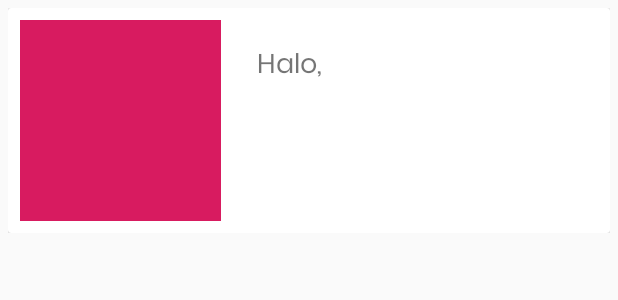
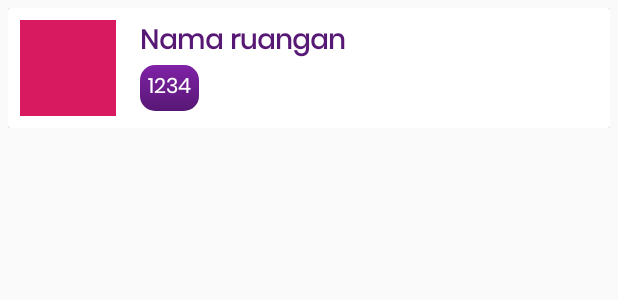
Before and after one commit to zzulfiqor/PAM_BookingApp, an Android app: the layout item_ruangan.xml on its own in the app's theme, with its tools: preview values and no code run, on a phone screen of 412 x 824 dp. Shown: the top 300 px of the screen. Run offline under Robolectric (Android 15) with nearby library versions, the phone set to English and light mode, and no system bars.

Commit message:
data ruangan diambil dr database

```diff
--- a/app/build.gradle
+++ b/app/build.gradle
@@ -43,6 +43,8 @@ dependencies {
 //    rounded image
     implementation 'de.hdodenhof:circleimageview:3.0.1'
 
+//    firebase ui
+    implementation 'com.firebaseui:firebase-ui-database:4.3.1'
 
 
 }
--- a/app/src/main/java/com/avenger/bookingyuk/Models/ModelMahasiswa.java
+++ b/app/src/main/java/com/avenger/bookingyuk/Models/ModelMahasiswa.java
@@ -1,7 +1,6 @@
 package com.avenger.bookingyuk.Models;
 
 public class ModelMahasiswa {
-    private String NIM;
 
     public String getNIM() {
         return NIM;
@@ -35,6 +34,7 @@ public class ModelMahasiswa {
         this.alamat_mahasiswa = alamat_mahasiswa;
     }
 
+    private String NIM;
     private String password_mahasiswa;
     private String nama_mahasiswa;
     private String alamat_mahasiswa;
--- a/app/src/main/java/com/avenger/bookingyuk/Models/RuanganData.java
+++ b/app/src/main/java/com/avenger/bookingyuk/Models/RuanganData.java
@@ -21,8 +21,8 @@ public class RuanganData {
         ArrayList<ModelRuangan> list = new ArrayList<>();
         for (int i = 0; i < ruangangambar.length; i++) {
             ModelRuangan ruangan = new ModelRuangan();
-            ruangan.setPhoto(ruangangambar[i]);
-            ruangan.setNamaRuangan(namaruangan[i]);
+//            ruangan.setPhoto(ruangangambar[i]);
+//            ruangan.setNamaRuangan(namaruangan[i]);
             list.add(ruangan);
         }
         Log.d("isi List:", list.toString());
--- a/app/src/main/java/com/avenger/bookingyuk/View/Activity/Home.java
+++ b/app/src/main/java/com/avenger/bookingyuk/View/Activity/Home.java
@@ -50,7 +50,6 @@ public class Home extends AppCompatActivity {
 
         nimMhs = findViewById(R.id.nim_mhs);
 
-        nimMhs.setText(Preferences.getLoggedInUser(getBaseContext()));
         BottomNavigationView bottomNav = findViewById(R.id.bottomNavigationView);
         bottomNav.setOnNavigationItemSelectedListener(onNavigationItemSelectedListener);
         getSupportFragmentManager().beginTransaction().replace(R.id.fragment_container, new HomeFragment()).commit();
--- a/app/src/main/res/layout/fragment_home.xml
+++ b/app/src/main/res/layout/fragment_home.xml
@@ -79,6 +79,7 @@
             app:layout_constraintTop_toTopOf="parent" />
 
         <androidx.recyclerview.widget.RecyclerView
+            android:id="@+id/rv_ruang_tersedia"
             android:layout_width="match_parent"
             android:layout_height="0dp"
             android:layout_marginStart="8dp"
--- a/app/src/main/res/layout/item_ruangan.xml
+++ b/app/src/main/res/layout/item_ruangan.xml
@@ -12,8 +12,7 @@
         android:layout_height="wrap_content"
         app:layout_constraintEnd_toEndOf="parent"
         app:layout_constraintStart_toStartOf="parent"
-        app:layout_constraintTop_toTopOf="parent"
-        tools:ignore="MissingConstraints">
+        app:layout_constraintTop_toTopOf="parent">
 
         <androidx.constraintlayout.widget.ConstraintLayout
             android:layout_width="match_parent"
@@ -21,8 +20,8 @@
 
             <ImageView
                 android:id="@+id/img_ruangan"
-                android:layout_width="150dp"
-                android:layout_height="150dp"
+                android:layout_width="80dp"
+                android:layout_height="80dp"
                 android:padding="8dp"
                 android:src="@color/colorAccent"
                 tools:ignore="MissingConstraints" />
@@ -31,13 +30,27 @@
                 android:id="@+id/nama_ruangan"
                 android:layout_width="wrap_content"
                 android:layout_height="wrap_content"
-                android:layout_marginTop="24dp"
-                android:text="@string/halo"
+                android:layout_marginStart="8dp"
+                android:layout_marginTop="8dp"
+                android:text="Nama ruangan"
+                android:textColor="@color/colorPrimaryDark"
                 android:textSize="18sp"
-                app:layout_constraintEnd_toEndOf="parent"
-                app:layout_constraintHorizontal_bias="0.077"
+                android:textStyle="bold"
                 app:layout_constraintStart_toEndOf="@+id/img_ruangan"
-                app:layout_constraintTop_toTopOf="parent" />
+                app:layout_constraintTop_toTopOf="@+id/img_ruangan" />
+
+            <TextView
+                android:id="@+id/kapsitas_ruangan"
+                android:layout_width="wrap_content"
+                android:layout_height="wrap_content"
+                android:background="@drawable/background_purple_rounded"
+                android:paddingHorizontal="5dp"
+                android:paddingVertical="3dp"
+                android:text="1234"
+                android:textColor="@color/white"
+                app:layout_constraintStart_toStartOf="@+id/nama_ruangan"
+                app:layout_constraintTop_toBottomOf="@+id/nama_ruangan" />
+
         </androidx.constraintlayout.widget.ConstraintLayout>
     </androidx.cardview.widget.CardView>
 </androidx.constraintlayout.widget.ConstraintLayout>
```
Also changed, not shown: app/src/main/java/com/avenger/bookingyuk/Adapter/RuanganAdapter.java (+14 -14 lines), app/src/main/java/com/avenger/bookingyuk/Models/ModelRuangan.java (+50 -20 lines), app/src/main/java/com/avenger/bookingyuk/Models/ModelTes.java (added, +20 -0 lines), app/src/main/java/com/avenger/bookingyuk/View/Fragments/FragmentListRuangan.java (+68 -6 lines), app/src/main/java/com/avenger/bookingyuk/View/Fragments/HomeFragment.java (+66 -0 lines), app/src/main/res/layout/fragment_fragment_list_ruangan.xml (+8 -4 lines).
